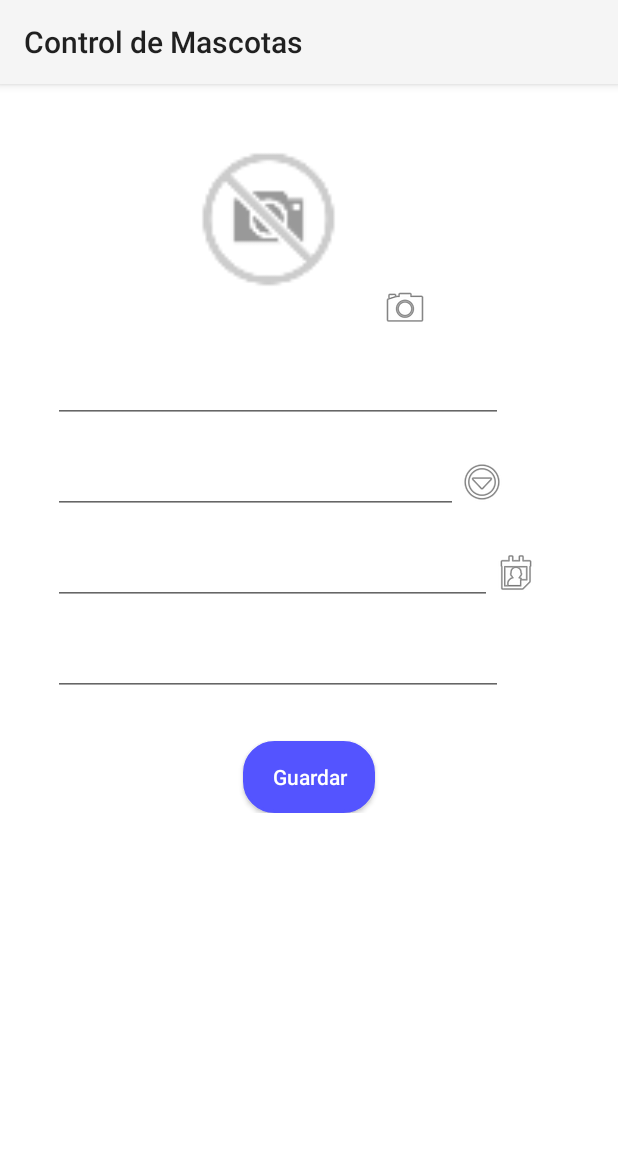
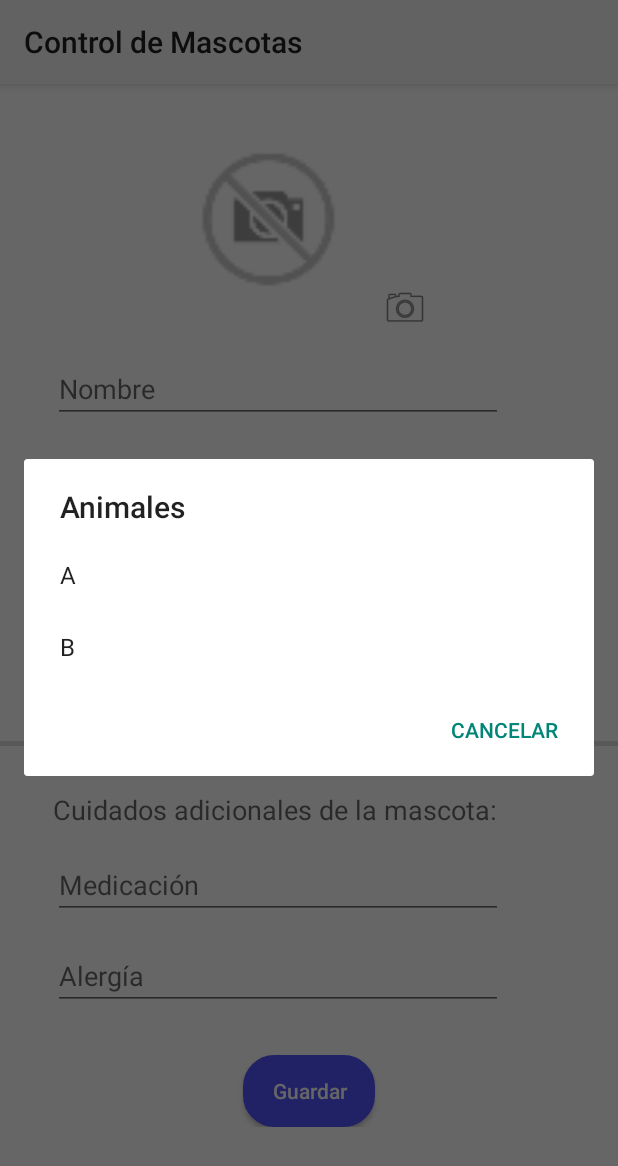
Before and after one commit to edum17/Pet-Agenda, an Android app: the fragment NuevaMascota shown on its own in the app's theme, after a tap on an icon or button, on a phone screen of 412 x 824 dp. Shown: the top 1166 px of the screen. Run offline under Robolectric (Android 15) with nearby library versions, the phone set to English and light mode, and no system bars; 3 other taps on this screen came first.

Commit message:
Funciona Nueva Mascota + Edicion Listar Mascotas

```diff
--- a/ControlMascotas/app/src/main/java/com/example/german/controlmascotas/DBHelper.java
+++ b/ControlMascotas/app/src/main/java/com/example/german/controlmascotas/DBHelper.java
@@ -25,11 +25,13 @@ public class DBHelper extends SQLiteOpenHelper {
     public static final String CN_TipoM = "_tipoM";
     public static final String CN_FechaNac = "_fechaNac";
     public static final String CN_NXip = "_nxip";
+    public static final String CN_Med = "_medicacion";
+    public static final String CN_Aler = "_alergia";
     public static final String CN_Path = "_path";
 
     //Tabla Eventos
     public static final String TABLA_EVENTOS = "Eventos";
-    public static final String CN_NomE = "_nomE";
+    public static final String CN_NomME = "_nomME";
     public static final String CN_FechaE = "_fechaE";
     public static final String CN_HoraE = "_hora";
     public static final String CN_TipoE = "_tipoE";
@@ -46,18 +48,20 @@ public class DBHelper extends SQLiteOpenHelper {
             CN_TipoM + " TEXT NOT NULL, " +
             CN_FechaNac + " DATE NOT NULL, " +
             CN_NXip + " TEXT NOT NULL, " +
+            CN_Med + " TEXT NOT NULL, " +
+            CN_Aler + " TEXT NOT NULL, " +
             CN_Path + " TEXT);";
 
     public static final String CREA_TABLA_TIPO_EVENTO = "CREATE TABLE " + TABLA_TIPO_EVENTO + "(" +
             CN_NomTE + "TEXT PRIMARY KEY);";
 
     public static final String CREA_TABLA_EVENTOS = "CREATE TABLE " + TABLA_EVENTOS + "(" +
-            CN_NomE + " TEXT NOT NULL, " +
+            CN_NomME + " TEXT NOT NULL, " +
             CN_FechaE + " TEXT NOT NULL, " +
             CN_HoraE + " TEXT NOT NULL, " +
             CN_TipoE + " TEXT NOT NULL, " +
-            "PRIMARY KEY (" + CN_NomE + "," + CN_FechaE + "," + CN_HoraE + "), " +
-            "FOREIGN KEY (" + CN_NomE + ") REFERENCES " + TABLA_MASCOTAS + " (" + CN_NomM + "), " +
+            "PRIMARY KEY (" + CN_NomME + "," + CN_FechaE + "," + CN_HoraE + "), " +
+            "FOREIGN KEY (" + CN_NomME + ") REFERENCES " + TABLA_MASCOTAS + " (" + CN_NomM + "), " +
             "FOREIGN KEY (" + CN_TipoE + ") REFERENCES " + TABLA_TIPO_EVENTO + " (" + CN_NomTE + "));";
 
 
@@ -75,6 +79,8 @@ public class DBHelper extends SQLiteOpenHelper {
         db.execSQL(CREA_TABLA_TIPO_EVENTO);
         db.execSQL(CREA_TABLA_EVENTOS);
         insertarMascota1(db);
+        insertarMascota2(db);
+        insertarTipoEvento(db);
     }
 
     @Override
@@ -93,7 +99,41 @@ public class DBHelper extends SQLiteOpenHelper {
         mascota1.put(CN_TipoM,"A");
         mascota1.put(CN_FechaNac,"11/11/1111");
         mascota1.put(CN_NXip,"1");
+        mascota1.put(CN_Med,"No");
+        mascota1.put(CN_Aler,"Paracetamol");
         mascota1.put(CN_Path,"default");
         db.insert(TABLA_MASCOTAS,null,mascota1);
     }
+
+
+    private void insertarMascota2(SQLiteDatabase db) {
+        ContentValues mascota2 = new ContentValues();
+        mascota2.put(CN_NomM,"B");
+        mascota2.put(CN_TipoM,"B");
+        mascota2.put(CN_FechaNac,"22/22/2222");
+        mascota2.put(CN_NXip,"2");
+        mascota2.put(CN_Med,"Gelocatil");
+        mascota2.put(CN_Aler,"Paracetamol");
+        mascota2.put(CN_Path,"default");
+        db.insert(TABLA_MASCOTAS,null,mascota2);
+    }
+
+    private void insertarTipoEvento(SQLiteDatabase db) {
+        ContentValues tevento = new ContentValues();
+
+        tevento.put(CN_NomTE,"Vacunación");
+        db.insert(TABLA_TIPO_EVENTO,null,tevento);
+
+        tevento.put(CN_NomTE,"Desparacitación");
+        db.insert(TABLA_TIPO_EVENTO,null,tevento);
+
+        tevento.put(CN_NomTE,"Veterinario");
+        db.insert(TABLA_TIPO_EVENTO,null,tevento);
+
+        tevento.put(CN_NomTE,"Peluquería");
+        db.insert(TABLA_TIPO_EVENTO,null,tevento);
+
+        tevento.put(CN_NomTE,"Adiestrador");
+        db.insert(TABLA_TIPO_EVENTO,null,tevento);
+    }
 }
--- a/ControlMascotas/app/src/main/java/com/example/german/controlmascotas/NuevaMascota.java
+++ b/ControlMascotas/app/src/main/java/com/example/german/controlmascotas/NuevaMascota.java
@@ -39,6 +39,7 @@ import java.io.FileOutputStream;
 import java.io.IOException;
 import java.io.InputStream;
 import java.text.SimpleDateFormat;
+import java.util.ArrayList;
 import java.util.Date;
 
 /**
@@ -63,9 +64,8 @@ public class NuevaMascota extends Fragment {
     ImageButton butAnadirImg, butFechaN, butListaT;
 
     ImageView img;
-    CircleImageView cicleiv;
 
-    EditText nombre,tipo,fecha,nchip;
+    EditText nombre,tipo,fecha,nchip,medicamento,alergia;
 
     @Override
     public View onCreateView(LayoutInflater inflater, ViewGroup container,
@@ -84,6 +84,8 @@ public class NuevaMascota extends Fragment {
         tipo = (EditText) rootView.findViewById(R.id.editTTipoM);
         fecha = (EditText) rootView.findViewById(R.id.editTextFechaN);
         nchip = (EditText) rootView.findViewById(R.id.editTNumChip);
+        medicamento = (EditText) rootView.findViewById(R.id.editTMedicacion);
+        alergia = (EditText) rootView.findViewById(R.id.editTAlergia);
         butFechaN = (ImageButton) rootView.findViewById(R.id.butFecha);
         butFechaN.setOnClickListener(new View.OnClickListener() {
             @Override
@@ -130,14 +132,28 @@ public class NuevaMascota extends Fragment {
 
     public void addMascotaDB() {
         //Comprobar si el tipo de animal se ha seleccionado de una lista o se ha añadido manualmente
-        Mascota m = new Mascota(nombre.getText().toString(),tipo.getText().toString(),fecha.getText().toString(),nchip.getText().toString(),Path);
-        if (dbconeccion.insertarDatos(m)) {
-            dbconeccion.cerrar();
-            Toast.makeText(getActivity(), "Mascota guardada", Toast.LENGTH_SHORT).show();
-            clear();
+        if (!nombre.getText().toString().isEmpty() && !tipo.getText().toString().isEmpty() && !fecha.getText().toString().isEmpty() && !nchip.getText().toString().isEmpty()) {
+            Mascota m = new Mascota(nombre.getText().toString(), tipo.getText().toString(), fecha.getText().toString(), nchip.getText().toString(), medicamento.getText().toString(), alergia.getText().toString(), Path);
+            if (dbconeccion.insertarDatos(m)) {
+                dbconeccion.cerrar();
+                Toast.makeText(getActivity(), "Mascota guardada", Toast.LENGTH_SHORT).show();
+                clear();
+            } else
+                Toast.makeText(getActivity(), "Existe una mascota con ese nombre", Toast.LENGTH_SHORT).show();
         }
-        else Toast.makeText(getActivity(), "Existe una mascota con ese nombre", Toast.LENGTH_SHORT).show();
-
+        else {
+            AlertDialog.Builder Adialog = new AlertDialog.Builder(context);
+            Adialog.setTitle("Guardar mascota");
+            Adialog.setMessage("Para registrar una nueva mascota necesario introducir su nombre, el tipo de animal, la fecha de nacimiento y el número del chip.");
+            Adialog.setPositiveButton("Entiendo", new DialogInterface.OnClickListener() {
+                @Override
+                public void onClick(DialogInterface dialog, int which) {
+                    dialog.cancel();
+                }
+            });
+            AlertDialog Alertdialog = Adialog.create();
+            Alertdialog.show();
+        }
     }
 
     public void anadirImagen() {
@@ -211,15 +227,40 @@ public class NuevaMascota extends Fragment {
 
 
     public void listarTipoAnimales() {
-        Toast.makeText(getActivity(), "Listo todos los tipos de animales", Toast.LENGTH_SHORT).show();
+        //Toast.makeText(getActivity(), "Listo todos los tipos de animales", Toast.LENGTH_SHORT).show();
+        final ArrayList<String> tipoM = dbconeccion.listarTiposAnimales();
+
+        //Creacion de sequencia de items
+        final CharSequence[] Animals = tipoM.toArray(new String[tipoM.size()]);
+        AlertDialog.Builder dialogBuilder = new AlertDialog.Builder(context);
+        dialogBuilder.setTitle("Animales");
+        dialogBuilder.setItems(Animals, new DialogInterface.OnClickListener() {
+            public void onClick(DialogInterface dialog, int item) {
+                String animalSel = Animals[item].toString();  //Selected item in listview
+                tipo.setText(animalSel);
+            }
+        });
+        dialogBuilder.setNegativeButton("Cancelar", new DialogInterface.OnClickListener() {
+            @Override
+            public void onClick(DialogInterface dialog, int which) {
+                dialog.cancel();
+            }
+        });
+        //Creacion del objeto alert dialog via builder
+        AlertDialog alertDialogObject = dialogBuilder.create();
+        //Mostramos el dialog
+        alertDialogObject.show();
+
+
+
     }
 
     public void clear() {
-        img.setBackgroundResource(R.mipmap.img_def_01);
-        textVFecha.setText(" ");
-        nombre.setText(" ");
-        tipo.setText(" ");
-        fecha.setText(" ");
-        nchip.setText(" ");
+        nombre.setText(null);
+        tipo.setText(null);
+        fecha.setText(null);
+        nchip.setText(null);
+        medicamento.setText(null);
+        alergia.setText(null);
     }
 }
--- a/ControlMascotas/app/src/main/java/com/example/german/controlmascotas/SQLControlador.java
+++ b/ControlMascotas/app/src/main/java/com/example/german/controlmascotas/SQLControlador.java
@@ -38,6 +38,8 @@ public class SQLControlador {
         res.put(DBHelper.CN_TipoM,im.getTipo());
         res.put(DBHelper.CN_FechaNac,im.getFechaNac());
         res.put(DBHelper.CN_NXip,im.getNXip());
+        res.put(DBHelper.CN_Med,im.getMedicamento());
+        res.put(DBHelper.CN_Aler,im.getAlergia());
         res.put(DBHelper.CN_Path, im.getPath());
         return res;
     }
@@ -80,4 +82,18 @@ public class SQLControlador {
         }
         return res;
     }
+
+    public ArrayList<String> listarTiposAnimales() {
+        String query = "SELECT DISTINCT " + dbhelper.CN_TipoM + " FROM " + dbhelper.TABLA_MASCOTAS + " ORDER BY " + dbhelper.CN_TipoM;
+        Cursor c = database.rawQuery(query,null);
+        if (c != null) c.moveToFirst();
+        ArrayList<String> res = new ArrayList<>();
+        while (c.isAfterLast() == false) {
+            String tipoM;
+            tipoM = c.getString(c.getColumnIndex("_tipoM"));
+            res.add(tipoM);
+            c.moveToNext();
+        }
+        return res;
+    }
 }
--- a/ControlMascotas/app/src/main/res/layout/lay_mascotas.xml
+++ b/ControlMascotas/app/src/main/res/layout/lay_mascotas.xml
@@ -1,7 +1,8 @@
 <?xml version="1.0" encoding="utf-8"?>
 <LinearLayout xmlns:android="http://schemas.android.com/apk/res/android"
     android:orientation="vertical" android:layout_width="match_parent"
-    android:layout_height="match_parent">
+    android:layout_height="match_parent"
+    android:background="@color/Blanco">
 
     <TextView
         android:layout_width="wrap_content"
--- a/ControlMascotas/app/src/main/res/layout/lay_nueva_mascota.xml
+++ b/ControlMascotas/app/src/main/res/layout/lay_nueva_mascota.xml
@@ -122,6 +122,39 @@
                 android:layout_alignBottom="@+id/textVNumneroC"
                 android:layout_toEndOf="@+id/textVNumneroC" />
 
+            <View style="@style/Divisor"/>
+
+            <TextView
+                android:layout_width="wrap_content"
+                android:layout_height="wrap_content"
+                android:layout_marginTop="30dp"
+                android:textAppearance="?android:attr/textAppearanceMedium"
+                android:layout_marginLeft="35dp"
+                android:text="Cuidados adicionales de la mascota:"/>
+
+            <EditText
+                android:layout_width="300dp"
+                android:layout_height="wrap_content"
+                android:hint="Medicación"
+                android:inputType="text"
+                android:layout_marginTop="15dp"
+                android:layout_marginLeft="35dp"
+                android:layout_marginRight="35dp"
+                android:ems="10"
+                android:id="@+id/editTMedicacion" />
+
+            <EditText
+                android:layout_width="300dp"
+                android:layout_height="wrap_content"
+                android:hint="Alergía"
+                android:inputType="text"
+                android:layout_marginTop="15dp"
+                android:layout_marginLeft="35dp"
+                android:layout_marginRight="35dp"
+                android:ems="10"
+                android:id="@+id/editTAlergia" />
+
+
             <Button
                 android:layout_width="wrap_content"
                 android:layout_height="wrap_content"
--- a/ControlMascotas/app/src/main/res/values/styles.xml
+++ b/ControlMascotas/app/src/main/res/values/styles.xml
@@ -3,6 +3,14 @@
     <!-- Base application theme. -->
     <style name="AppTheme" parent="android:Theme.Holo.Light.DarkActionBar">
         <!-- Customize your theme here. -->
+
+    </style>
+
+    <style name="Divisor">
+        <item name="android:layout_width">match_parent</item>
+        <item name="android:layout_height">3dp</item>
+        <item name="android:background">?android:attr/listDivider</item>
+        <item name="android:layout_marginTop">30dp</item>
     </style>
 
 </resources>
```
Also changed, not shown: ControlMascotas/app/src/main/java/com/example/german/controlmascotas/Mascota.java (+23 -1 lines), ControlMascotas/app/src/main/res/drawable/circle.xml (deleted, +0 -20 lines), ControlMascotas/app/src/main/res/layout/formato_fila_mascotas.xml (+6 -3 lines).
